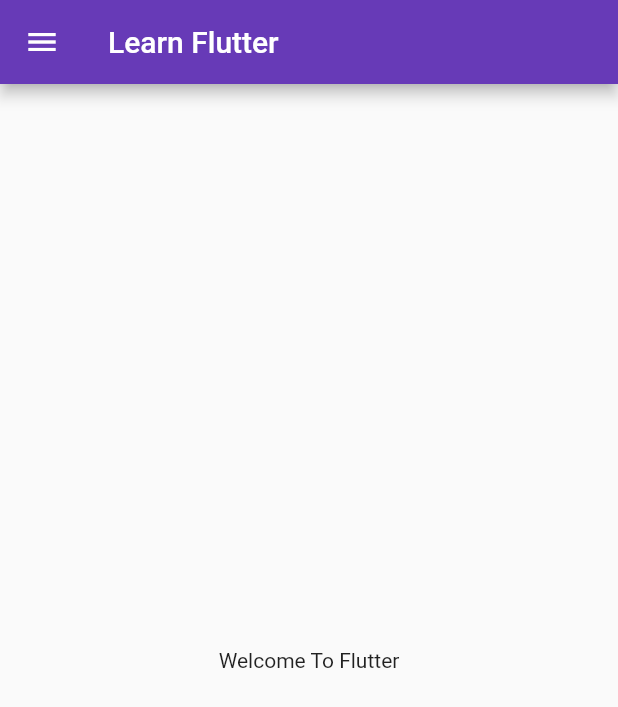
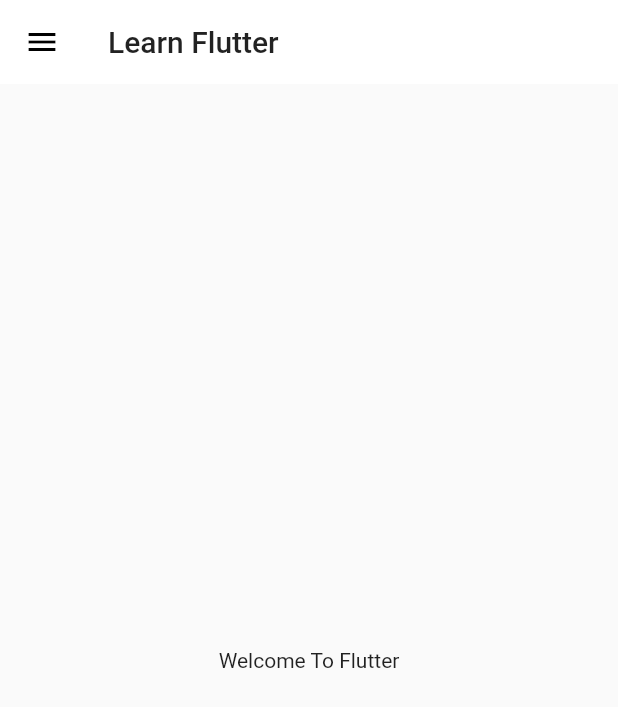
Before and after one commit to Anirudh-2003/Catalog-App, a Flutter app: the screen it shows after launch, on a phone screen of 412 x 824 dp. Shown: the top 707 px of the screen. Run offline on Flutter 3.47's test engine with Material 2 defaults, Android fonts, the phone set to English and light mode, and no system bars; our stand-ins replace google_fonts; key blocks and very long unbroken strings in the code were emptied for the run.

Commit message:
Models | AppBarTheme | Extracting Theme

```diff
--- a/lib/main.dart
+++ b/lib/main.dart
@@ -2,6 +2,7 @@ import 'package:flutter/material.dart';
 import 'package:untitled/Screens/HomePage.dart';
 import 'package:untitled/Screens/LoginPage.dart';
 import 'package:google_fonts/google_fonts.dart';
+import 'package:untitled/widgets/themes.dart';
 import 'Utils/Route.dart';
 
 void main()
@@ -16,10 +17,8 @@ class untitled extends StatelessWidget {
     return MaterialApp(
       debugShowCheckedModeBanner: false,
       themeMode: ThemeMode.light,
-      theme: ThemeData(
-        primarySwatch: Colors.deepPurple,
-        primaryTextTheme: GoogleFonts.latoTextTheme(),
-      ),
+      theme: MyTheme.lightTheme(context),
+      darkTheme: MyTheme.darkTheme(context),
       initialRoute: "/home",
       routes: {
         MyRoutes.homeRoute: (context) => HomePage(),
--- /dev/null
+++ b/lib/widgets/themes.dart
@@ -0,0 +1,19 @@
+import 'package:flutter/material.dart';
+import 'package:google_fonts/google_fonts.dart';
+
+class MyTheme{
+  static ThemeData lightTheme(BuildContext context) =>ThemeData(
+    primarySwatch: Colors.deepPurple,
+    primaryTextTheme: GoogleFonts.latoTextTheme(),
+    appBarTheme: AppBarTheme(
+      color: Colors.white,
+      elevation: 0.0,
+      iconTheme: IconThemeData(color: Colors.black),
+      toolbarTextStyle: Theme.of(context).textTheme.bodyText2,
+      titleTextStyle: Theme.of(context).textTheme.headline6,
+    ),
+  );
+  static ThemeData darkTheme(BuildContext context) =>ThemeData(
+    brightness: Brightness.dark,
+  );
+}
```
